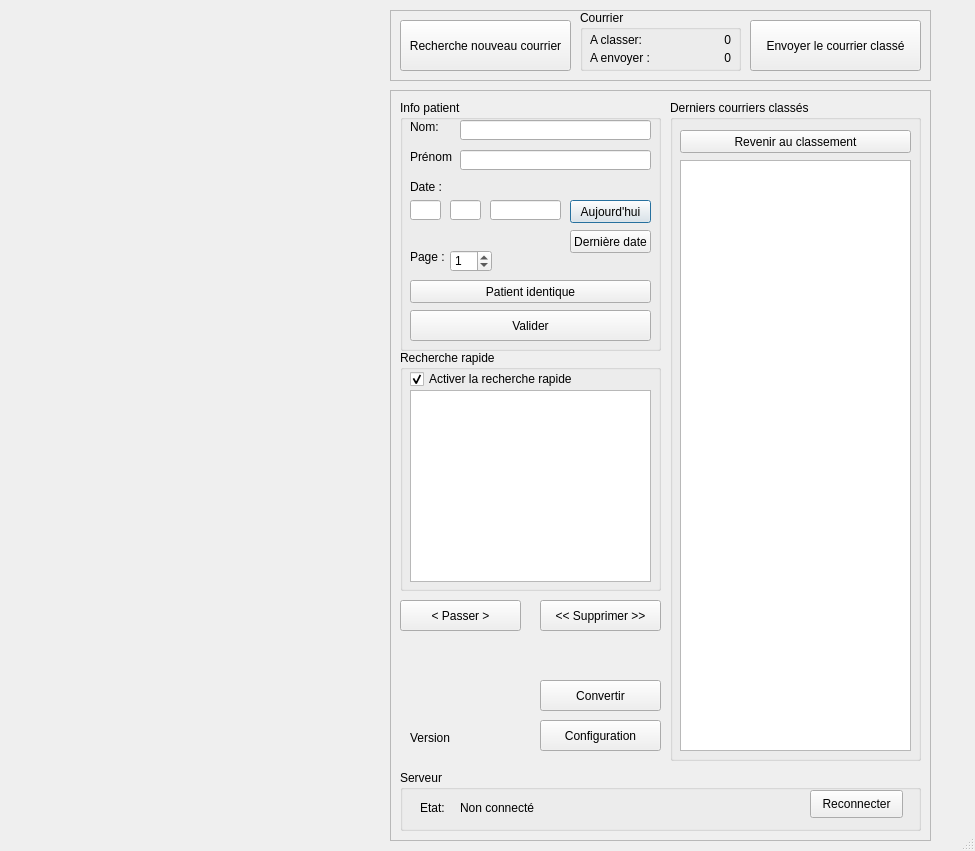
Old version of the form source/courriermanager.ui in the repository laurent82/NewCourrierManager.
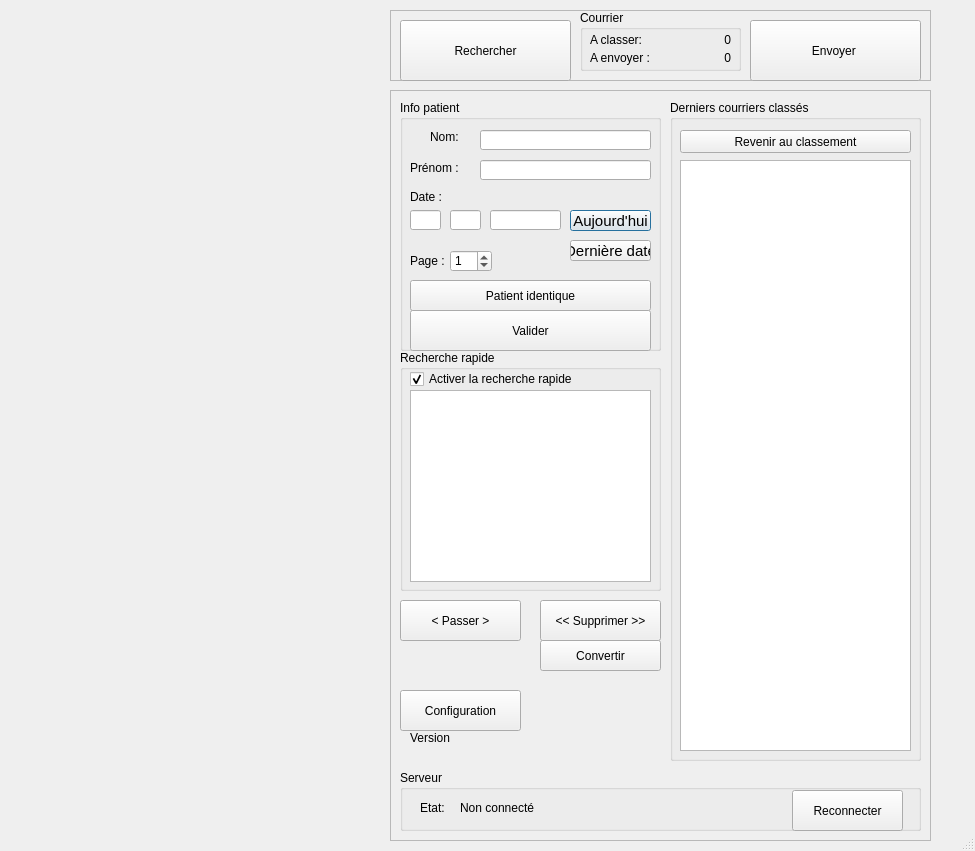
New version of the form.

```diff
--- a/source/courriermanager.ui
+++ b/source/courriermanager.ui
@@ -55,8 +55,8 @@
     <widget class="QLabel" name="lblNom">
      <property name="geometry">
       <rect>
-       <x>10</x>
-       <y>20</y>
+       <x>30</x>
+       <y>30</y>
        <width>46</width>
        <height>14</height>
       </rect>
@@ -69,9 +69,9 @@
      <property name="geometry">
       <rect>
        <x>10</x>
-       <y>50</y>
-       <width>46</width>
-       <height>14</height>
+       <y>60</y>
+       <width>61</width>
+       <height>16</height>
       </rect>
      </property>
      <property name="text">
@@ -81,9 +81,9 @@
     <widget class="QLineEdit" name="txtName">
      <property name="geometry">
       <rect>
-       <x>60</x>
-       <y>20</y>
-       <width>191</width>
+       <x>80</x>
+       <y>30</y>
+       <width>171</width>
        <height>20</height>
       </rect>
      </property>
@@ -91,9 +91,9 @@
     <widget class="QLineEdit" name="txtSurname">
      <property name="geometry">
       <rect>
-       <x>60</x>
-       <y>50</y>
-       <width>191</width>
+       <x>80</x>
+       <y>60</y>
+       <width>171</width>
        <height>20</height>
       </rect>
      </property>
@@ -102,7 +102,7 @@
      <property name="geometry">
       <rect>
        <x>10</x>
-       <y>80</y>
+       <y>90</y>
        <width>46</width>
        <height>14</height>
       </rect>
@@ -115,11 +115,16 @@
      <property name="geometry">
       <rect>
        <x>170</x>
-       <y>100</y>
+       <y>110</y>
        <width>81</width>
-       <height>23</height>
+       <height>21</height>
       </rect>
      </property>
+     <property name="font">
+      <font>
+       <pointsize>11</pointsize>
+      </font>
+     </property>
      <property name="text">
       <string>Aujourd'hui</string>
      </property>
@@ -128,7 +133,7 @@
      <property name="geometry">
       <rect>
        <x>10</x>
-       <y>100</y>
+       <y>110</y>
        <width>31</width>
        <height>20</height>
       </rect>
@@ -138,7 +143,7 @@
      <property name="geometry">
       <rect>
        <x>50</x>
-       <y>100</y>
+       <y>110</y>
        <width>31</width>
        <height>20</height>
       </rect>
@@ -148,7 +153,7 @@
      <property name="geometry">
       <rect>
        <x>90</x>
-       <y>100</y>
+       <y>110</y>
        <width>71</width>
        <height>20</height>
       </rect>
@@ -158,11 +163,16 @@
      <property name="geometry">
       <rect>
        <x>170</x>
-       <y>130</y>
+       <y>140</y>
        <width>81</width>
-       <height>23</height>
+       <height>21</height>
       </rect>
      </property>
+     <property name="font">
+      <font>
+       <pointsize>11</pointsize>
+      </font>
+     </property>
      <property name="text">
       <string>Dernière date</string>
      </property>
@@ -173,7 +183,7 @@
        <x>10</x>
        <y>150</y>
        <width>46</width>
-       <height>14</height>
+       <height>21</height>
       </rect>
      </property>
      <property name="text">
@@ -199,7 +209,7 @@
        <x>10</x>
        <y>210</y>
        <width>241</width>
-       <height>31</height>
+       <height>41</height>
       </rect>
      </property>
      <property name="text">
@@ -212,7 +222,7 @@
        <x>10</x>
        <y>180</y>
        <width>241</width>
-       <height>23</height>
+       <height>31</height>
       </rect>
      </property>
      <property name="text">
@@ -271,7 +281,7 @@
       <x>10</x>
       <y>510</y>
       <width>121</width>
-      <height>31</height>
+      <height>41</height>
      </rect>
     </property>
     <property name="text">
@@ -284,7 +294,7 @@
       <x>150</x>
       <y>510</y>
       <width>121</width>
-      <height>31</height>
+      <height>41</height>
      </rect>
     </property>
     <property name="font">
@@ -343,7 +353,7 @@
     <property name="geometry">
      <rect>
       <x>150</x>
-      <y>590</y>
+      <y>550</y>
       <width>121</width>
       <height>31</height>
      </rect>
@@ -368,10 +378,10 @@
    <widget class="QPushButton" name="btnConfiguration">
     <property name="geometry">
      <rect>
-      <x>150</x>
-      <y>630</y>
+      <x>10</x>
+      <y>600</y>
       <width>121</width>
-      <height>31</height>
+      <height>41</height>
      </rect>
     </property>
     <property name="text">
@@ -419,10 +429,10 @@
     <widget class="QPushButton" name="btnConnect">
      <property name="geometry">
       <rect>
-       <x>410</x>
+       <x>392</x>
        <y>20</y>
-       <width>93</width>
-       <height>28</height>
+       <width>111</width>
+       <height>41</height>
       </rect>
      </property>
      <property name="text">
@@ -452,11 +462,11 @@
       <x>10</x>
       <y>10</y>
       <width>171</width>
-      <height>51</height>
+      <height>61</height>
      </rect>
     </property>
     <property name="text">
-     <string>Recherche nouveau courrier</string>
+     <string>Rechercher</string>
     </property>
    </widget>
    <widget class="QGroupBox" name="grpEtat">
@@ -536,11 +546,11 @@
       <x>360</x>
       <y>10</y>
       <width>171</width>
-      <height>51</height>
+      <height>61</height>
      </rect>
     </property>
     <property name="text">
-     <string>Envoyer le courrier classé</string>
+     <string>Envoyer </string>
     </property>
    </widget>
   </widget>
```
